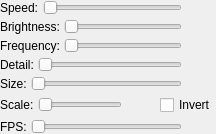
The window that ui/forms/EffectMotionPanel.ui (Wolfieeewolf/OpenRGB3DSpatialPlugin) describes before a commit, drawn with Qt 5.
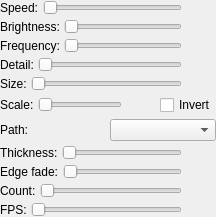
The same window after the commit.

Commit message:
feat: run spatial, media, and audio effects from FolderVolume engines
Replace per-effect C++ clones with a shared FolderVolume host, add effects-engine contracts, harden Reactive input, and gate audio so looks track music instead of ambient noise.

```diff
--- a/ui/forms/EffectMotionPanel.ui
+++ b/ui/forms/EffectMotionPanel.ui
@@ -250,6 +250,129 @@
      </item>
     </layout>
    </item>
+   <item>
+    <layout class="QHBoxLayout" name="pathRow">
+     <item>
+      <widget class="QLabel" name="pathCaption">
+       <property name="text">
+        <string>Path:</string>
+       </property>
+      </widget>
+     </item>
+     <item>
+      <widget class="QComboBox" name="pathAxisCombo">
+       <property name="toolTip">
+        <string>Which way the effect travels: X left/right, Y up/down, Z depth.</string>
+       </property>
+      </widget>
+     </item>
+    </layout>
+   </item>
+   <item>
+    <layout class="QHBoxLayout" name="thicknessRow">
+     <item>
+      <widget class="QLabel" name="thicknessCaption">
+       <property name="text">
+        <string>Thickness:</string>
+       </property>
+      </widget>
+     </item>
+     <item>
+      <widget class="QSlider" name="thicknessSlider">
+       <property name="maximum">
+        <number>100</number>
+       </property>
+       <property name="orientation">
+        <enum>Qt::Horizontal</enum>
+       </property>
+       <property name="toolTip">
+        <string>Width of the lit band.</string>
+       </property>
+      </widget>
+     </item>
+     <item>
+      <widget class="QLabel" name="thicknessLabel">
+       <property name="minimumSize">
+        <size>
+         <width>30</width>
+         <height>0</height>
+        </size>
+       </property>
+      </widget>
+     </item>
+    </layout>
+   </item>
+   <item>
+    <layout class="QHBoxLayout" name="edgeFadeRow">
+     <item>
+      <widget class="QLabel" name="edgeFadeCaption">
+       <property name="text">
+        <string>Edge fade:</string>
+       </property>
+      </widget>
+     </item>
+     <item>
+      <widget class="QSlider" name="edgeFadeSlider">
+       <property name="maximum">
+        <number>100</number>
+       </property>
+       <property name="orientation">
+        <enum>Qt::Horizontal</enum>
+       </property>
+       <property name="toolTip">
+        <string>Softens the effect toward the room edges. 0 is off.</string>
+       </property>
+      </widget>
+     </item>
+     <item>
+      <widget class="QLabel" name="edgeFadeLabel">
+       <property name="minimumSize">
+        <size>
+         <width>30</width>
+         <height>0</height>
+        </size>
+       </property>
+      </widget>
+     </item>
+    </layout>
+   </item>
+   <item>
+    <layout class="QHBoxLayout" name="countRow">
+     <item>
+      <widget class="QLabel" name="countCaption">
+       <property name="text">
+        <string>Count:</string>
+       </property>
+      </widget>
+     </item>
+     <item>
+      <widget class="QSlider" name="countSlider">
+       <property name="minimum">
+        <number>1</number>
+       </property>
+       <property name="maximum">
+        <number>48</number>
+       </property>
+       <property name="orientation">
+        <enum>Qt::Horizontal</enum>
+       </property>
+       <property name="toolTip">
+        <string>How many copies the effect draws. Each effect clamps this to its own maximum.</string>
+       </property>
+      </widget>
+     </item>
+     <item>
+      <widget class="QLabel" name="countLabel">
+       <property name="minimumSize">
+        <size>
+         <width>30</width>
+         <height>0</height>
+        </size>
+       </property>
+      </widget>
+     </item>
+    </layout>
+   </item>
    <item>
     <layout class="QHBoxLayout" name="fpsRow">
      <item>
```
The commit also changes 91 other files.
